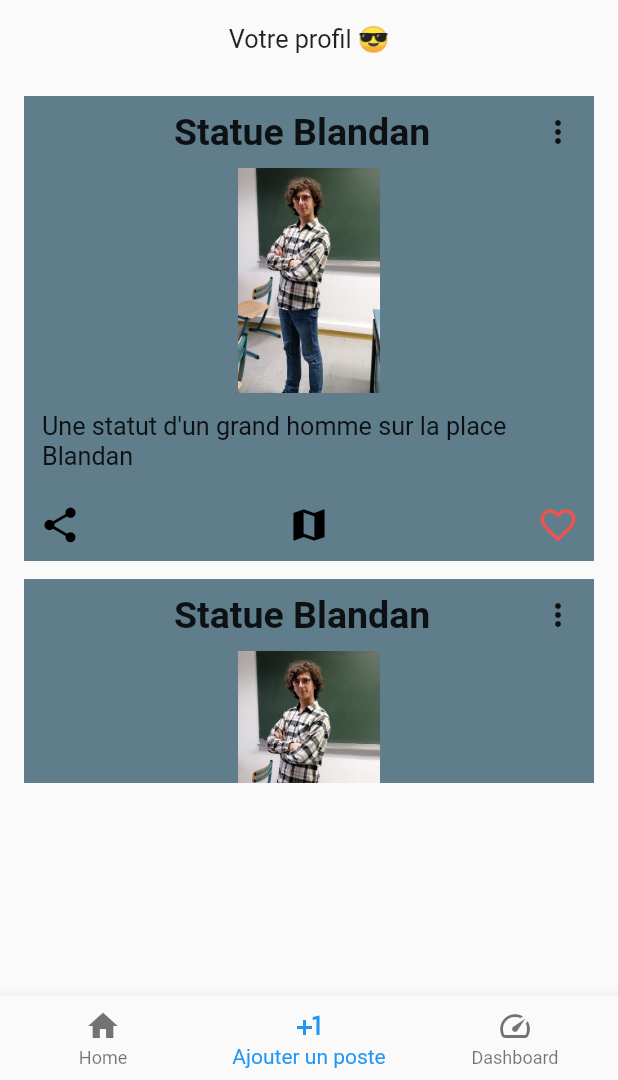
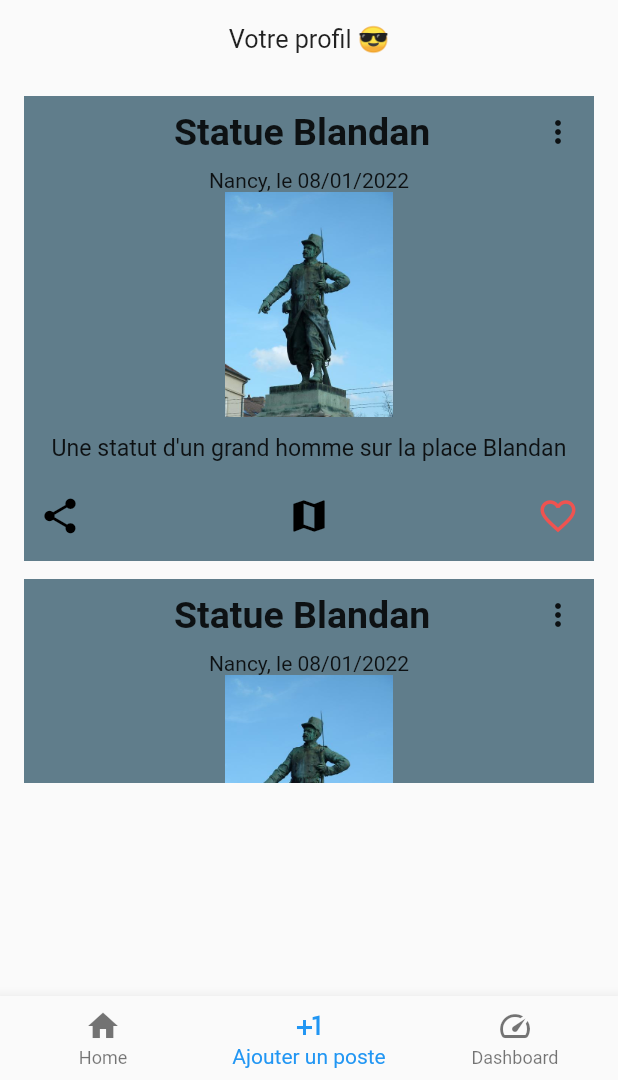
Before and after one commit to ActxLeToucan/CityXplorer, a Flutter app: the screen it shows after launch, item 2 of the bottom bar chosen, on a phone screen of 412 x 824 dp, the part 156-1236 px from its top. Run offline on Flutter 3.47's test engine with Material 2 defaults, Android fonts, the phone set to English and light mode, and no system bars; our stand-ins replace camera, location; missing offline and left inert: encrypt, exif.

Commit message:
ajout de la barre de recherche dans l'appBar + emplacement du poste

```diff
--- a/source/CityXplorer_lopes/lib/post.dart
+++ b/source/CityXplorer_lopes/lib/post.dart
@@ -34,6 +34,9 @@ class Post extends StatelessWidget{
                   )
                 ],
               ),
+              Text(//le nom du poste
+                'Nancy, le 08/01/2022',
+              ),
               Container(//la photo du poste
                 constraints: const BoxConstraints.expand(
                   width: 300,
@@ -41,7 +44,7 @@ class Post extends StatelessWidget{
                 ),
                 decoration: const BoxDecoration(
                   image: DecorationImage(
-                    image: AssetImage('assets/antoine.jpg'),
+                    image: AssetImage('assets/statue_blandan.jpg'),
                   ),
                 ),
               ),
@@ -49,7 +52,7 @@ class Post extends StatelessWidget{
                 padding: const EdgeInsets.all(12.0),
                 child: Text(//le nom du poste
                   "Une statut d'un grand homme sur la place Blandan" ,
-                  style: DefaultTextStyle.of(context).style.apply(fontSizeFactor: 1.2),
+                  style: DefaultTextStyle.of(context).style.apply(fontSizeFactor: 1.1),
                 ),
               ),
               ShareBar(),
@@ -58,5 +61,4 @@ class Post extends StatelessWidget{
       ),
     );
   }
-
 }
```
